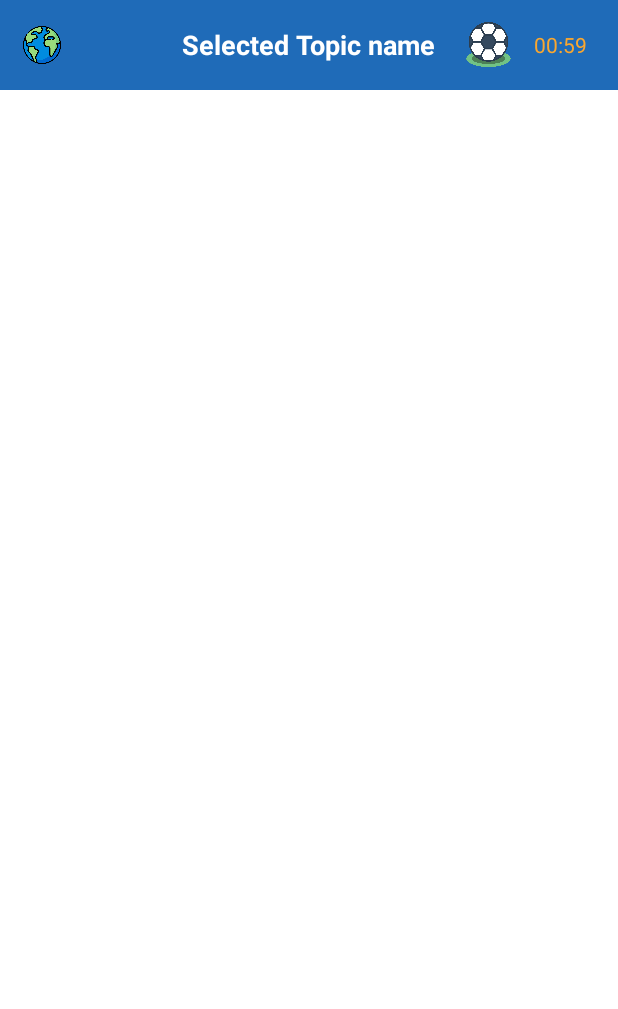
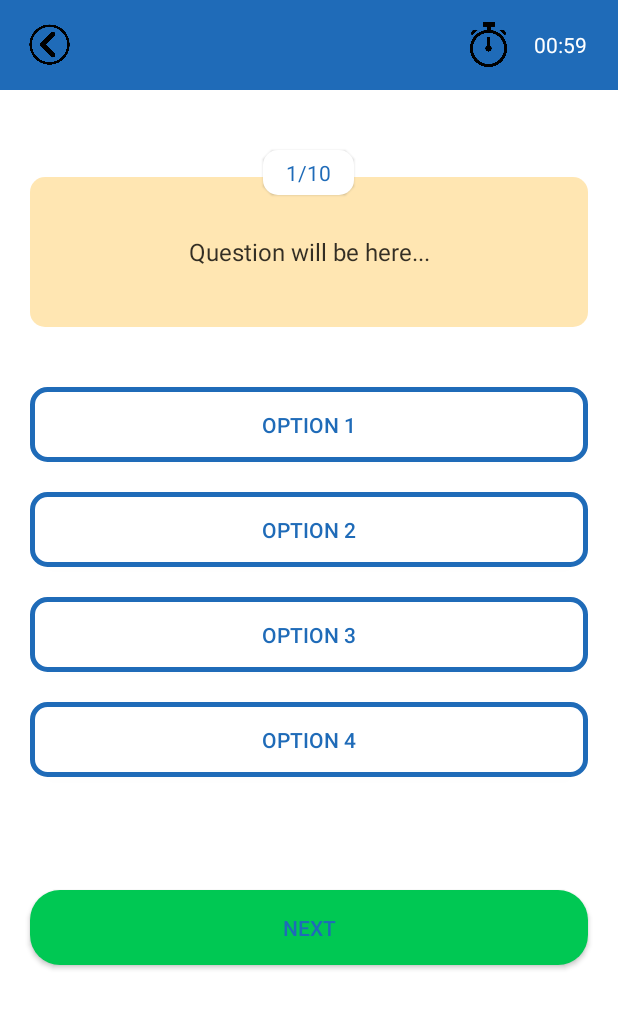
Before and after one commit to David120309/Quizgame, an Android app: the QuizActivity screen opened directly, with no data from a screen before it, on a phone screen of 412 x 824 dp. Shown: the top 1009 px of the screen. Run offline under Robolectric (Android 15) with nearby library versions, the phone set to English and light mode, and no system bars; 1 statement that could not run was skipped.

Commit message:
3st Commit

```diff
--- a/app/src/main/java/com/example/quiz/QuizActivity.java
+++ b/app/src/main/java/com/example/quiz/QuizActivity.java
@@ -7,11 +7,21 @@
 
 import androidx.activity.EdgeToEdge;
 import androidx.appcompat.app.AppCompatActivity;
+import androidx.appcompat.widget.AppCompatButton;
 import androidx.core.graphics.Insets;
 import androidx.core.view.ViewCompat;
 import androidx.core.view.WindowInsetsCompat;
 
+import java.util.Timer;
+
 public class QuizActivity extends AppCompatActivity {
+    private TextView questions;
+    private TextView question;
+    private AppCompatButton option1, option2, option3, option4;
+    private AppCompatButton nextBtn;
+    private Timer quizTimer;
+    private int seconds = 0;
+    private int totalTimeInMins = 1;
 
     @Override
     protected void onCreate(Bundle savedInstanceState) {
@@ -25,8 +35,20 @@
         });
         @SuppressLint({"WrongViewCast", "MissingInflatedId", "LocalSuppress"}) final ImageView backBtn = findViewById(R.id.backBtn);
         @SuppressLint({"MissingInflatedId", "LocalSuppress", "WrongViewCast"}) final TextView timer = findViewById(R.id.timer);
+        @SuppressLint({"MissingInflatedId", "LocalSuppress", "WrongViewCast"}) final TextView selectedTopicName = findViewById(R.id.selectedTopicName);
 
+        questions = findViewById(R.id.questions);
+        question = findViewById(R.id.question);
+        option1 = findViewById(R.id.option1);
+        option2 = findViewById(R.id.option2);
+        option3 = findViewById(R.id.option3);
+        option4 = findViewById(R.id.option4);
 
+        nextBtn = findViewById(R.id.nextBtn);
         final String getSelectedTopic = getIntent().getStringExtra("selectedTopic");
+        selectedTopicName.setText(getSelectedTopic);
+    }
+    private void startTimer (TextView timerTextView) {
+      quizTimer = new Timer();
     }
 }
--- /dev/null
+++ b/app/src/main/res/drawable/round_back_light_yellow10.xml
@@ -0,0 +1,7 @@
+<?xml version="1.0" encoding="utf-8"?>
+<shape xmlns:android="http://schemas.android.com/apk/res/android"
+    android:shape="rectangle">
+    <solid android:color="#4DFFAB00"/>
+    <corners android:radius="10dp" />
+
+</shape>
--- /dev/null
+++ b/app/src/main/res/drawable/round_back_white_stroke2_10.xml
@@ -0,0 +1,8 @@
+<?xml version="1.0" encoding="utf-8"?>
+<shape xmlns:android="http://schemas.android.com/apk/res/android"
+    android:shape="rectangle">
+    <solid android:color="#FFFFFF"/>
+    <corners android:radius="10dp"/>
+    <stroke android:color="#1F6BB8"
+            android:width="3dp"  />
+</shape>
--- a/app/src/main/res/layout/activity_main.xml
+++ b/app/src/main/res/layout/activity_main.xml
@@ -14,7 +14,7 @@
         android:id="@+id/quizIcon"
         android:layout_width="wrap_content"
         android:layout_height="wrap_content"
-        android:layout_marginStart="90dp"
+        android:layout_marginStart="130dp"
         android:layout_marginTop="50dp"
         android:layout_marginEnd="140dp"
         android:adjustViewBounds="true"
--- a/app/src/main/res/layout/activity_quiz.xml
+++ b/app/src/main/res/layout/activity_quiz.xml
@@ -16,13 +16,14 @@
         android:background="#1F6BB8">
 
         <ImageView
-            android:layout_width="25dp"
-            android:layout_height="25dp"
-            android:src="@drawable/earth"
+            android:id="@+id/backBtn"
+            android:layout_width="35dp"
+            android:layout_height="35dp"
+            android:src="@drawable/back"
             android:layout_centerVertical="true"
             android:layout_marginStart="15dp"/>
         <TextView
-            android:id="@+id/backBtn"
+            android:id="@+id/selectedTopicName"
             android:layout_width="wrap_content"
             android:layout_height="wrap_content"
             android:layout_centerInParent="true"
@@ -45,17 +46,101 @@
                 android:layout_width="30dp"
                 android:layout_height="30dp"
                 android:layout_marginEnd="15dp"
-                android:src="@drawable/football"
+                android:src="@drawable/timer"
                 />
             <TextView
                 android:layout_width="wrap_content"
                 android:layout_height="wrap_content"
                 android:text="00:59"
                 android:layout_marginEnd="5dp"
-                android:textColor="#FAA72F"
+                android:textColor="#FFFFFF"
                 />
         </LinearLayout>
 
+    </RelativeLayout>
+    <TextView
+        android:id="@+id/questions"
+        android:layout_width="wrap_content"
+        android:layout_height="30dp"
+        android:layout_gravity="center"
+        android:layout_marginTop="40dp"
+        android:background="@drawable/round_back_white10"
+        android:elevation="1dp"
+        android:gravity="center"
+        android:paddingStart="15dp"
+        android:paddingEnd="15dp"
+        android:text="1/10"
+        android:textColor="#1F6BB8"
+        />
+    <TextView
+        android:id="@+id/question"
+        android:layout_width="match_parent"
+        android:layout_height="wrap_content"
+        android:layout_marginStart="20dp"
+        android:layout_marginEnd="20dp"
+        android:layout_marginTop="-12dp"
+        android:background="@drawable/round_back_light_yellow10"
+        android:gravity="center"
+        android:minHeight="100dp"
+        android:text="Question will be here..."
+        android:padding="20dp"
+        android:textColor="#CC000000"
+        android:textSize="16sp"
+        />
 
-    </RelativeLayout>
+    <androidx.appcompat.widget.AppCompatButton
+        android:id="@+id/option1"
+        android:layout_width="match_parent"
+        android:layout_height="50dp"
+        android:layout_marginStart="20dp"
+        android:layout_marginEnd="20dp"
+        android:layout_marginTop="40dp"
+        android:background="@drawable/round_back_white_stroke2_10"
+        android:text="Option 1"
+        android:textColor="#1F6BB8"
+        />
+    <androidx.appcompat.widget.AppCompatButton
+        android:id="@+id/option2"
+        android:layout_width="match_parent"
+        android:layout_height="50dp"
+        android:layout_marginStart="20dp"
+        android:layout_marginEnd="20dp"
+        android:layout_marginTop="20dp"
+        android:background="@drawable/round_back_white_stroke2_10"
+        android:text="Option 2"
+        android:textColor="#1F6BB8"
+        />
+    <androidx.appcompat.widget.AppCompatButton
+        android:id="@+id/option3"
+        android:layout_width="match_parent"
+        android:layout_height="50dp"
+        android:layout_marginStart="20dp"
+        android:layout_marginEnd="20dp"
+        android:layout_marginTop="20dp"
+        android:background="@drawable/round_back_white_stroke2_10"
+        android:text="Option 3"
+        android:textColor="#1F6BB8"
+        />
+    <androidx.appcompat.widget.AppCompatButton
+        android:id="@+id/option4"
+        android:layout_width="match_parent"
+        android:layout_height="50dp"
+        android:layout_marginStart="20dp"
+        android:layout_marginEnd="20dp"
+        android:layout_marginTop="20dp"
+        android:background="@drawable/round_back_white_stroke2_10"
+        android:text="Option 4"
+        android:textColor="#1F6BB8"
+        />
+    <androidx.appcompat.widget.AppCompatButton
+        android:id="@+id/nextBtn"
+        android:layout_width="match_parent"
+        android:layout_height="50dp"
+        android:layout_marginStart="20dp"
+        android:layout_marginEnd="20dp"
+        android:layout_marginTop="75dp"
+        android:background="@drawable/round_back_green20"
+        android:text="Next"
+        android:textColor="#1F6BB8"
+        />
 </LinearLayout>
```
Also changed, not shown: app/src/main/res/drawable/back.png (added), app/src/main/res/drawable/timer.png (added).
